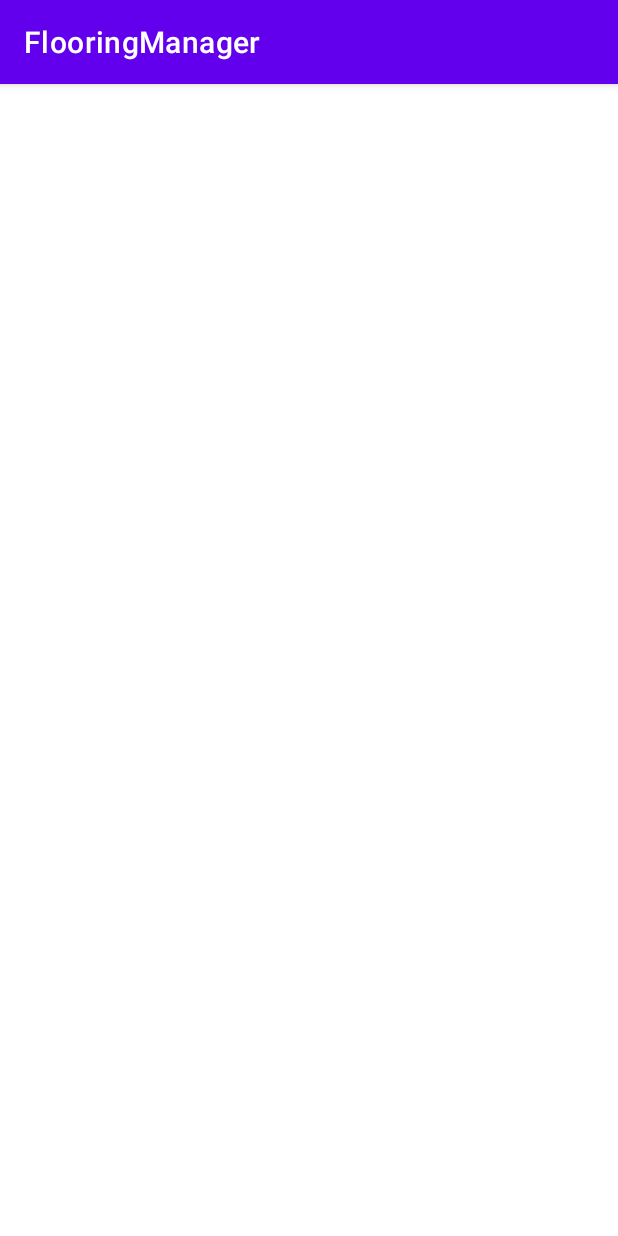
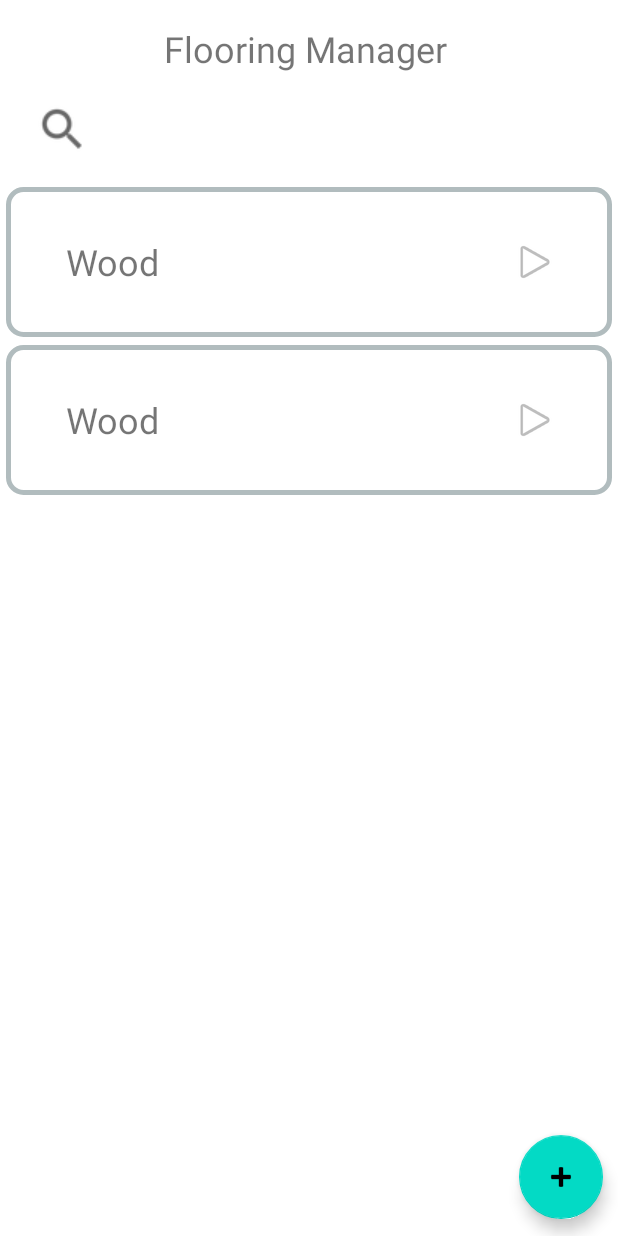
Before and after one commit to tenn2020/Inventory-App, an Android app: the ProductActivity screen opened directly, with no data from a screen before it, on a phone screen of 412 x 824 dp. Run offline under Robolectric (Android 15) with nearby library versions, the phone set to English and light mode, and no system bars.

Commit message:
Pushing some files

```diff
--- /dev/null
+++ b/GroupProject/FIM/app/src/main/java/edu/qc/seclass/fim/Adapters/ProductAdapter.java
@@ -0,0 +1,75 @@
+package edu.qc.seclass.fim.Adapters;
+
+import android.view.LayoutInflater;
+import android.view.View;
+import android.view.ViewGroup;
+import android.widget.TextView;
+
+import androidx.annotation.NonNull;
+import androidx.recyclerview.widget.RecyclerView;
+
+import java.util.List;
+
+import edu.qc.seclass.fim.ProductActivity;
+import edu.qc.seclass.fim.R;
+import edu.qc.seclass.fim.models.FloorCategory;
+
+public class ProductAdapter extends RecyclerView.Adapter<ProductAdapter.ViewHolder> {
+
+
+    private List<FloorCategory> categoryList;
+    private ProductActivity activity;
+
+    public ProductAdapter(ProductActivity activity){
+        this.activity = activity;
+    }
+
+    @NonNull
+    @Override
+    public ViewHolder onCreateViewHolder(ViewGroup parent, int viewType){
+        View itemView = LayoutInflater.from(parent.getContext()).inflate(R.layout.product_category , parent, false);
+        return new ViewHolder(itemView);
+    }
+
+
+    @Override
+    public void onBindViewHolder(@NonNull final ViewHolder holder, int position) {
+
+        FloorCategory item = categoryList.get(position);
+        holder.category.setText(item.getCategory());
+   }
+//    @Override
+//    public void onBindViewHolder(@NonNull ViewHolder holder, int position){
+//
+//        FloorCategory item = categoryList.get(position);
+//        holder.category.setText(item.getCategory());
+//    }
+
+    @Override
+    public int getItemCount() {
+        return categoryList.size();
+    }
+
+    public void setList(List<FloorCategory> categoryList){
+        this.categoryList = categoryList;
+        notifyDataSetChanged();
+    }
+
+    public class ViewHolder extends RecyclerView.ViewHolder implements View.OnClickListener{
+        TextView category;
+
+        public ViewHolder(View view){
+            super(view);
+            category = view.findViewById(R.id.categoryName);
+
+        }
+
+
+        @Override
+        public void onClick(View view) {
+
+        }
+    }
+
+
+}
--- a/GroupProject/FIM/app/src/main/java/edu/qc/seclass/fim/ProductActivity.java
+++ b/GroupProject/FIM/app/src/main/java/edu/qc/seclass/fim/ProductActivity.java
@@ -1,14 +1,46 @@
 package edu.qc.seclass.fim;
 
 import androidx.appcompat.app.AppCompatActivity;
+import androidx.recyclerview.widget.LinearLayoutManager;
+import androidx.recyclerview.widget.RecyclerView;
 
 import android.os.Bundle;
 
+import java.util.ArrayList;
+import java.util.List;
+
+import edu.qc.seclass.fim.Adapters.ProductAdapter;
+import edu.qc.seclass.fim.models.FloorCategory;
+
 public class ProductActivity extends AppCompatActivity {
+
+    private RecyclerView categoryRecyclerView;
+    private ProductAdapter productAdapter;
+
+    private List <FloorCategory> floorCategoryList;
 
     @Override
     protected void onCreate(Bundle savedInstanceState) {
         super.onCreate(savedInstanceState);
         setContentView(R.layout.activity_product);
+        this.getSupportActionBar().hide();
+
+        floorCategoryList = new ArrayList<>();
+        categoryRecyclerView = findViewById(R.id.categoryRecyclerView);
+        categoryRecyclerView.setLayoutManager(new LinearLayoutManager(this));
+
+        productAdapter = new ProductAdapter((this));
+        categoryRecyclerView.addOnScrollListener(new RecyclerView.OnScrollListener() {
+        });
+        categoryRecyclerView.setAdapter(productAdapter);
+
+        FloorCategory category1 = new FloorCategory();
+        category1.setCategory("Wood");
+
+        floorCategoryList.add(category1);
+        floorCategoryList.add(category1);
+
+        productAdapter.setList(floorCategoryList);
+
     }
 }
--- a/GroupProject/FIM/app/src/main/java/edu/qc/seclass/fim/models/FloorCategory.java
+++ b/GroupProject/FIM/app/src/main/java/edu/qc/seclass/fim/models/FloorCategory.java
@@ -1,5 +1,16 @@
 package edu.qc.seclass.fim.models;
 
 public class FloorCategory {
+//    String color;
+//    String brand;
+//
+    private String category;
 
+    public String getCategory() {
+        return category;
+    }
+
+    public void setCategory(String category) {
+        this.category = category;
+    }
 }
--- /dev/null
+++ b/GroupProject/FIM/app/src/main/res/drawable/layout_bg.xml
@@ -0,0 +1,7 @@
+<?xml version="1.0" encoding="UTF-8"?>
+<shape xmlns:android="http://schemas.android.com/apk/res/android">
+    <solid android:color="#FFFFFF"/>
+    <stroke android:width="3dp" android:color="#B1BCBE" />
+    <corners android:radius="10dp"/>
+    <padding android:left="0dp" android:top="0dp" android:right="0dp" android:bottom="0dp" />
+</shape>
--- a/GroupProject/FIM/app/src/main/res/layout/activity_product.xml
+++ b/GroupProject/FIM/app/src/main/res/layout/activity_product.xml
@@ -1,9 +1,50 @@
 <?xml version="1.0" encoding="utf-8"?>
-<androidx.constraintlayout.widget.ConstraintLayout xmlns:android="http://schemas.android.com/apk/res/android"
+<RelativeLayout xmlns:android="http://schemas.android.com/apk/res/android"
     xmlns:app="http://schemas.android.com/apk/res-auto"
     xmlns:tools="http://schemas.android.com/tools"
     android:layout_width="match_parent"
     android:layout_height="match_parent"
     tools:context=".ProductActivity">
 
-</androidx.constraintlayout.widget.ConstraintLayout>
+    <TextView
+        android:id="@+id/textView"
+        android:layout_width="wrap_content"
+        android:layout_height="wrap_content"
+        android:layout_alignParentStart="true"
+        android:layout_alignParentTop="true"
+        android:layout_centerHorizontal="true"
+        android:layout_marginStart="109dp"
+        android:layout_marginTop="16dp"
+        android:text="Flooring Manager"
+        android:textSize="24sp" />
+
+    <ImageView
+        android:id="@+id/imageView"
+        android:layout_width="36dp"
+        android:layout_height="36dp"
+        android:layout_below="@+id/textView"
+        android:layout_alignParentStart="true"
+        android:layout_marginStart="23dp"
+        android:layout_marginTop="19dp"
+        app:srcCompat="?android:attr/actionModeWebSearchDrawable" />
+
+    <androidx.recyclerview.widget.RecyclerView
+        android:id="@+id/categoryRecyclerView"
+        android:layout_width="match_parent"
+        android:layout_height="591dp"
+        android:layout_below="@+id/imageView"
+        android:layout_alignParentStart="true"
+        android:layout_marginStart="0dp"
+        android:layout_marginTop="15dp" />
+
+    <com.google.android.material.floatingactionbutton.FloatingActionButton
+        android:id="@+id/floatingActionButton2"
+        android:layout_width="wrap_content"
+        android:layout_height="wrap_content"
+        android:layout_alignParentEnd="true"
+        android:layout_alignParentBottom="true"
+        android:layout_marginEnd="10dp"
+        android:layout_marginBottom="11dp"
+        android:clickable="true"
+        app:srcCompat="@android:drawable/ic_input_add" />
+</RelativeLayout>
--- /dev/null
+++ b/GroupProject/FIM/app/src/main/res/layout/product_category.xml
@@ -0,0 +1,33 @@
+<?xml version="1.0" encoding="utf-8"?>
+<RelativeLayout xmlns:android="http://schemas.android.com/apk/res/android"
+    xmlns:app="http://schemas.android.com/apk/res-auto"
+    xmlns:tools="http://schemas.android.com/tools"
+    android:layout_width="match_parent"
+    android:layout_height="100dp"
+    android:layout_marginStart="4dp"
+    android:layout_marginTop="5dp"
+    android:layout_marginEnd="4dp"
+    android:background="@drawable/layout_bg">
+
+
+    <TextView
+        android:id="@+id/categoryName"
+        android:layout_width="wrap_content"
+        android:layout_height="wrap_content"
+        android:layout_centerVertical="true"
+        android:layout_marginLeft="40dp"
+        android:text="Wood"
+        android:textSize="24sp"
+        tools:layout_centerHorizontal="false" />
+
+    <ImageView
+        android:id="@+id/imageView3"
+        android:layout_width="wrap_content"
+        android:layout_height="wrap_content"
+        android:layout_alignParentEnd="true"
+        android:layout_centerVertical="true"
+        android:layout_marginEnd="35dp"
+        app:srcCompat="@android:drawable/ic_media_play"
+        tools:layout_centerVertical="true" />
+
+</RelativeLayout>
--- /dev/null
+++ b/GroupProject/FIM/app/src/main/res/layout/product_type.xml
@@ -0,0 +1,6 @@
+<?xml version="1.0" encoding="utf-8"?>
+<androidx.constraintlayout.widget.ConstraintLayout
+    xmlns:android="http://schemas.android.com/apk/res/android" android:layout_width="match_parent"
+    android:layout_height="match_parent">
+
+</androidx.constraintlayout.widget.ConstraintLayout>
```
Also changed, not shown: GroupProject/FIM/app/src/main/AndroidManifest.xml (+5 -4 lines), GroupProject/FIM/app/src/main/java/edu/qc/seclass/fim/Adapters/TypeAdapter.java (added, +19 -0 lines), GroupProject/FIM/app/src/main/java/edu/qc/seclass/fim/MainActivity.java (+19 -0 lines), GroupProject/FIM/app/src/main/java/edu/qc/seclass/fim/TypeActivity.java (added, +14 -0 lines), GroupProject/FIM/app/src/main/java/edu/qc/seclass/fim/inventoryDB.java (added, +54 -0 lines), GroupProject/FIM/app/src/main/res/layout/activity_main.xml (+4 -4 lines), GroupProject/FIM/app/src/main/res/layout/activity_type.xml (added, +33 -0 lines).
